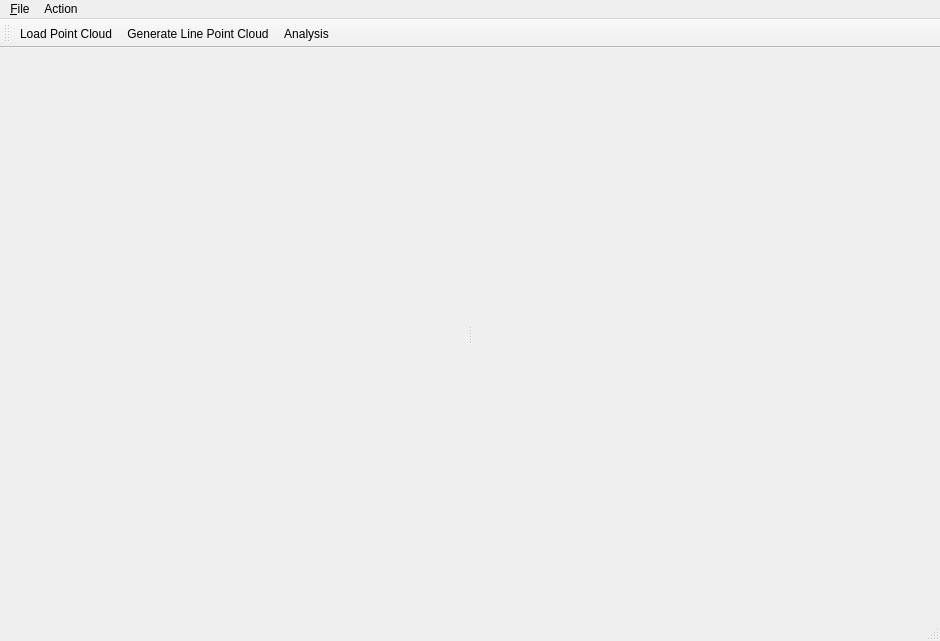
Qt form src/ui/ToolWindowLineExtractor.ui (oneminute/RecFLS) before a commit.
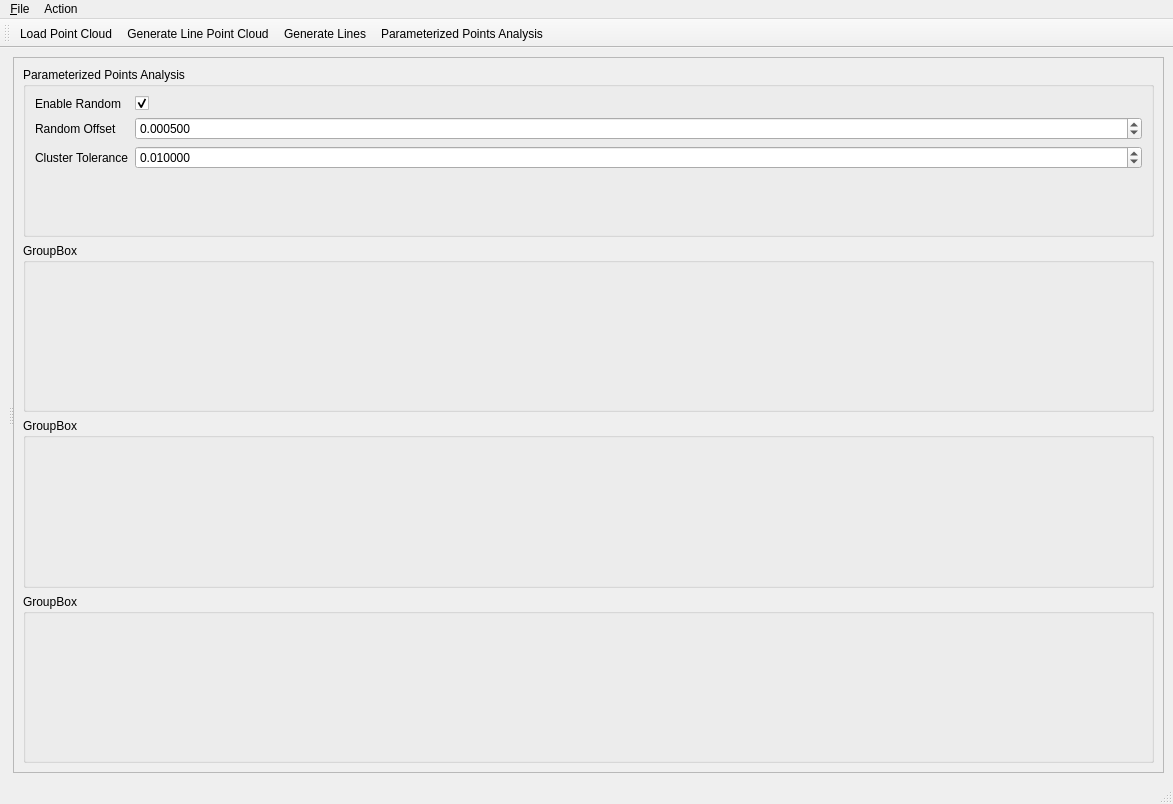
The same form after that commit.

Commit message: 创建了DDBPLine。

```diff
--- a/src/ui/ToolWindowLineExtractor.ui
+++ b/src/ui/ToolWindowLineExtractor.ui
@@ -6,8 +6,8 @@
    <rect>
     <x>0</x>
     <y>0</y>
-    <width>940</width>
-    <height>641</height>
+    <width>1173</width>
+    <height>804</height>
    </rect>
   </property>
   <property name="windowTitle">
@@ -20,12 +20,125 @@
       <property name="orientation">
        <enum>Qt::Horizontal</enum>
       </property>
+      <property name="handleWidth">
+       <number>2</number>
+      </property>
       <widget class="QWidget" name="containerSecondary" native="true">
        <layout class="QVBoxLayout" name="layoutSecondary"/>
       </widget>
       <widget class="QWidget" name="containerPointCloud" native="true">
        <layout class="QHBoxLayout" name="layoutPointCloud"/>
       </widget>
+      <widget class="QScrollArea" name="scrollArea">
+       <property name="widgetResizable">
+        <bool>true</bool>
+       </property>
+       <widget class="QWidget" name="scrollAreaWidgetContents">
+        <property name="geometry">
+         <rect>
+          <x>0</x>
+          <y>0</y>
+          <width>352</width>
+          <height>708</height>
+         </rect>
+        </property>
+        <layout class="QVBoxLayout" name="verticalLayout_2">
+         <item>
+          <widget class="QGroupBox" name="groupBox">
+           <property name="title">
+            <string>Parameterized Points Analysis</string>
+           </property>
+           <layout class="QFormLayout" name="formLayout">
+            <item row="1" column="0">
+             <widget class="QLabel" name="label">
+              <property name="text">
+               <string>Random Offset</string>
+              </property>
+             </widget>
+            </item>
+            <item row="1" column="1">
+             <widget class="QDoubleSpinBox" name="doubleSpinBoxRandomOffset">
+              <property name="decimals">
+               <number>6</number>
+              </property>
+              <property name="maximum">
+               <double>0.100000000000000</double>
+              </property>
+              <property name="singleStep">
+               <double>0.000010000000000</double>
+              </property>
+              <property name="value">
+               <double>0.000500000000000</double>
+              </property>
+             </widget>
+            </item>
+            <item row="2" column="0">
+             <widget class="QLabel" name="label_2">
+              <property name="text">
+               <string>Cluster Tolerance</string>
+              </property>
+             </widget>
+            </item>
+            <item row="2" column="1">
+             <widget class="QDoubleSpinBox" name="doubleSpinBoxClusterTolerance">
+              <property name="decimals">
+               <number>6</number>
+              </property>
+              <property name="maximum">
+               <double>1.000000000000000</double>
+              </property>
+              <property name="singleStep">
+               <double>0.000100000000000</double>
+              </property>
+              <property name="value">
+               <double>0.010000000000000</double>
+              </property>
+             </widget>
+            </item>
+            <item row="0" column="0">
+             <widget class="QLabel" name="label_3">
+              <property name="text">
+               <string>Enable Random</string>
+              </property>
+             </widget>
+            </item>
+            <item row="0" column="1">
+             <widget class="QCheckBox" name="checkBoxEnableRandom">
+              <property name="text">
+               <string/>
+              </property>
+              <property name="checked">
+               <bool>true</bool>
+              </property>
+             </widget>
+            </item>
+           </layout>
+          </widget>
+         </item>
+         <item>
+          <widget class="QGroupBox" name="groupBox_2">
+           <property name="title">
+            <string>GroupBox</string>
+           </property>
+          </widget>
+         </item>
+         <item>
+          <widget class="QGroupBox" name="groupBox_3">
+           <property name="title">
+            <string>GroupBox</string>
+           </property>
+          </widget>
+         </item>
+         <item>
+          <widget class="QGroupBox" name="groupBox_4">
+           <property name="title">
+            <string>GroupBox</string>
+           </property>
+          </widget>
+         </item>
+        </layout>
+       </widget>
+      </widget>
      </widget>
     </item>
    </layout>
@@ -35,8 +148,8 @@
     <rect>
      <x>0</x>
      <y>0</y>
-     <width>940</width>
-     <height>23</height>
+     <width>1173</width>
+     <height>26</height>
     </rect>
    </property>
    <widget class="QMenu" name="menu_File">
@@ -50,7 +163,7 @@
     <property name="title">
      <string>Action</string>
     </property>
-    <addaction name="actionAnalysis"/>
+    <addaction name="actionParameterized_Points_Analysis"/>
    </widget>
    <addaction name="menu_File"/>
    <addaction name="menuAction"/>
@@ -68,7 +181,8 @@
    </attribute>
    <addaction name="actionLoad_Point_Cloud"/>
    <addaction name="actionGenerate_Line_Point_Cloud"/>
-   <addaction name="actionAnalysis"/>
+   <addaction name="actionGenerate_Lines"/>
+   <addaction name="actionParameterized_Points_Analysis"/>
   </widget>
   <action name="actionLoad_Point_Cloud">
    <property name="text">
@@ -80,9 +194,17 @@
     <string>Generate Line Point Cloud</string>
    </property>
   </action>
-  <action name="actionAnalysis">
+  <action name="actionParameterized_Points_Analysis">
    <property name="text">
-    <string>Analysis</string>
+    <string>Parameterized Points Analysis</string>
+   </property>
+   <property name="toolTip">
+    <string>Parameterized Points Analysis</string>
+   </property>
+  </action>
+  <action name="actionGenerate_Lines">
+   <property name="text">
+    <string>Generate Lines</string>
    </property>
   </action>
  </widget>
```
The commit also changes 17 other files.
